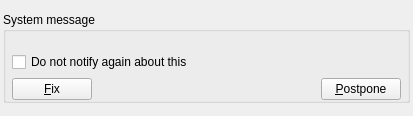
Old version of the form client/src/ui/widgets/popups/system_health_popup_widget.ui in the repository networkoptix/nx_open.
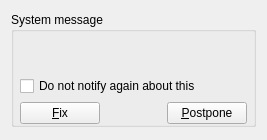
New version of the form.

Commit message:
System Health event: Users have not email filled.
<==== Mercurial data ====>
Branch: master

Diff of the .ui file:
```diff
--- a/client/src/ui/widgets/popups/system_health_popup_widget.ui
+++ b/client/src/ui/widgets/popups/system_health_popup_widget.ui
@@ -6,8 +6,8 @@
    <rect>
     <x>0</x>
     <y>0</y>
-    <width>413</width>
-    <height>116</height>
+    <width>267</width>
+    <height>140</height>
    </rect>
   </property>
   <property name="sizePolicy">
@@ -23,9 +23,6 @@
    <bool>true</bool>
   </property>
   <layout class="QVBoxLayout" name="verticalLayout_2">
-   <property name="margin">
-    <number>3</number>
-   </property>
    <item>
     <widget class="QGroupBox" name="groupBox">
      <property name="sizePolicy">
@@ -37,7 +34,7 @@
      <property name="title">
       <string>System message</string>
      </property>
-     <layout class="QVBoxLayout" name="verticalLayout">
+     <layout class="QVBoxLayout" name="verticalLayout" stretch="0,0,0,0">
       <property name="leftMargin">
        <number>6</number>
       </property>
@@ -57,6 +54,11 @@
         </property>
        </widget>
       </item>
+      <item>
+       <widget class="QWidget" name="userListWidget" native="true">
+        <layout class="QVBoxLayout" name="userListLayout"/>
+       </widget>
+      </item>
       <item>
        <widget class="QCheckBox" name="ignoreCheckBox">
         <property name="text">
```
The commit also changes 4 other files.
